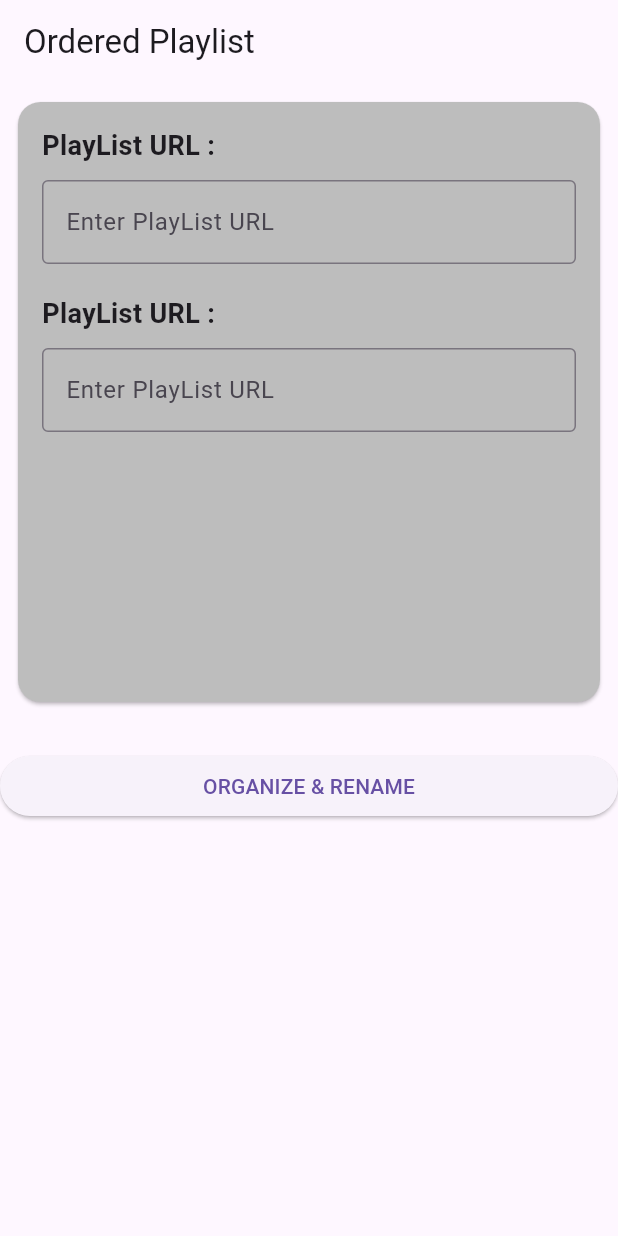
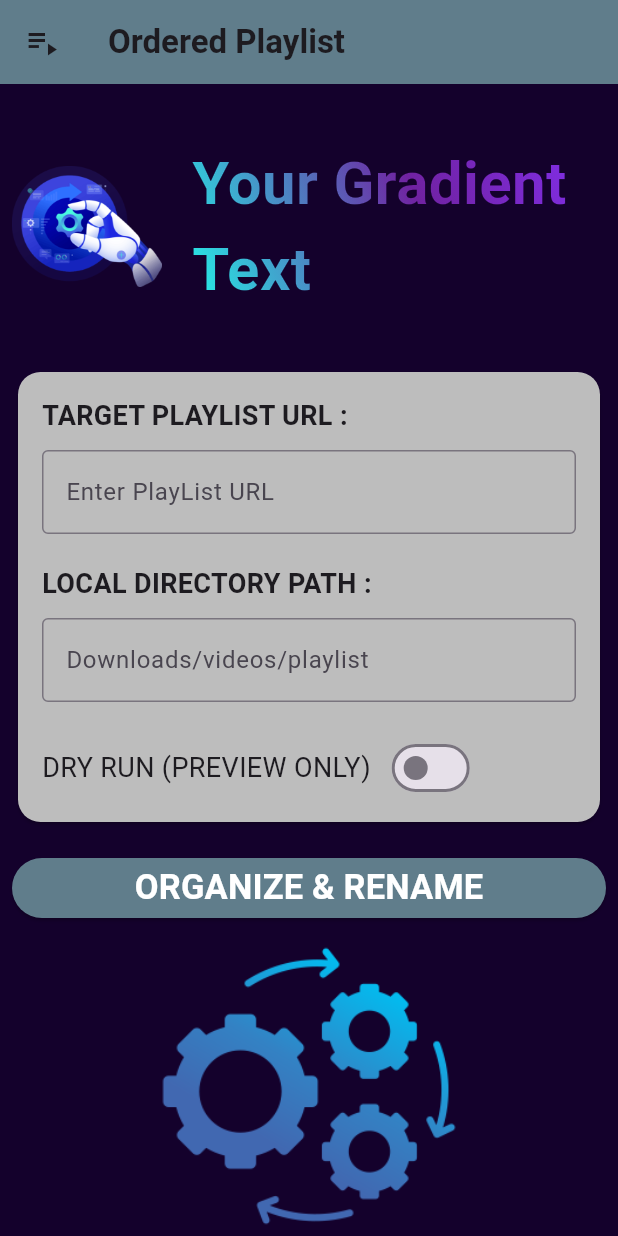
Before and after one commit to its-Me135/PlayOrder.apk, a Flutter app: the screen it shows after launch, on a phone screen of 412 x 824 dp. Run offline on Flutter 3.47's test engine with Material 3 defaults, Android fonts, the phone set to English and light mode, and no system bars; our stand-ins replace device_preview.

Commit message:
styles 1

```diff
--- a/projectapk/front/organized/lib/main.dart
+++ b/projectapk/front/organized/lib/main.dart
@@ -21,10 +21,75 @@
       useInheritedMediaQuery: true,
       locale: DevicePreview.locale(context),
       builder: DevicePreview.appBuilder,
+      theme: ThemeData(
+        // brightness: Brightness.light,
+        scaffoldBackgroundColor: const Color.fromARGB(255, 20, 1, 44),
+      ),
       home: Scaffold(
-        appBar: AppBar(title: Text('Ordered Playlist ')),
+        appBar: AppBar(
+          leading: Icon(Icons.playlist_play),
+          title: Text(
+            'Ordered Playlist ',
+            style: TextStyle(fontSize: 22, fontWeight: FontWeight.bold),
+          ),
+          backgroundColor: Colors.blueGrey,
+        ),
         body: Column(
           children: [
+            Padding(
+              padding: const EdgeInsets.symmetric(
+                vertical: 25.0,
+                horizontal: 8.0,
+              ),
+              child: Container(
+                child: Center(
+                  child: Column(
+                    children: [
+                      SizedBox(height: 10),
+                      Row(
+                        children: [
+                          Image.asset(
+                            'assets/images/logo.png',
+                            width: 100,
+                            height: 120,
+                          ),
+                          SizedBox(width: 20),
+                          Expanded(
+                            child: ShaderMask(
+                              blendMode: BlendMode.srcIn,
+                              shaderCallback: (Rect bounds) {
+                                return LinearGradient(
+                                  begin: Alignment
+                                      .topRight, // Adjust based on 280deg
+                                  end: Alignment.bottomLeft,
+                                  colors: [
+                                    Color(0xFF8430F2), // #8430f2
+                                    Color(0xFF7022A1), // #7022a1
+                                    Color(0xFF24F2E8), // #24f2e8
+                                  ],
+                                  stops: [
+                                    0.0,
+                                    0.44,
+                                    1.0,
+                                  ], // Your percentages: 0%, 44%, 100%
+                                ).createShader(bounds);
+                              },
+                              child: Text(
+                                'Your Gradient Text',
+                                style: TextStyle(
+                                  fontSize: 40,
+                                  fontWeight: FontWeight.bold,
+                                ),
+                              ),
+                            ),
+                          ),
+                        ],
+                      ),
+                    ],
+                  ),
+                ),
+              ),
+            ),
             Center(
               child: Padding(
                 padding: const EdgeInsets.all(8.0),
@@ -35,13 +100,13 @@
                   color: Colors.grey[400],
                   child: Container(
                     padding: const EdgeInsets.all(16.0),
-                    height: 400,
+                    height: 300,
                     child: Column(
                       children: [
                         Align(
                           alignment: Alignment.centerLeft,
                           child: Text(
-                            'PlayList URL :',
+                            'TARGET PLAYLIST URL :',
                             style: TextStyle(
                               fontSize: 18,
                               fontWeight: FontWeight.bold,
@@ -60,7 +125,7 @@
                         Align(
                           alignment: Alignment.centerLeft,
                           child: Text(
-                            'PlayList URL :',
+                            'LOCAL DIRECTORY PATH :',
                             style: TextStyle(
                               fontSize: 18,
                               fontWeight: FontWeight.bold,
@@ -71,25 +136,62 @@
                         TextField(
                           decoration: InputDecoration(
                             border: OutlineInputBorder(),
-                            labelText: 'Enter PlayList URL',
+                            labelText: 'Downloads/videos/playlist',
                           ),
                         ),
 
                         SizedBox(height: 20),
+                        Row(
+                          children: [
+                            Text(
+                              'DRY RUN (PREVIEW ONLY)',
+                              style: TextStyle(fontSize: 18),
+                            ),
+                            SizedBox(width: 10),
+                            Switch(
+                              value: false,
+                              onChanged: (bool value) {
+                                // Handle switch state change
+                              },
+                            ),
+                          ],
+                        ),
                       ],
                     ),
                   ),
                 ),
               ),
             ),
-            SizedBox(height: 20),
-            SizedBox(
-              width: 500,
-              child: ElevatedButton(
-                onPressed: () {
-                  // Handle button press
-                },
-                child: Text('ORGANIZE & RENAME'),
+            //SizedBox(height: 20),
+            Padding(
+              padding: const EdgeInsets.all(8.0),
+              child: SizedBox(
+                width: double.infinity,
+                child: ElevatedButton(
+                  style: ElevatedButton.styleFrom(
+                    backgroundColor: Colors.blueGrey,
+                  ),
+
+                  onPressed: () {
+                    // Handle button press
+                  },
+                  child: Text(
+                    'ORGANIZE & RENAME',
+                    style: TextStyle(
+                      fontSize: 23,
+                      fontWeight: FontWeight.bold,
+                      color: Colors.white,
+                    ),
+                  ),
+                ),
+              ),
+            ),
+
+            Expanded(
+              child: Image.asset(
+                'assets/images/mechanisim.png',
+                width: 200,
+                height: 100,
               ),
             ),
           ],
--- a/projectapk/front/organized/pubspec.yaml
+++ b/projectapk/front/organized/pubspec.yaml
@@ -59,8 +59,8 @@ flutter:
   uses-material-design: true
 
   # To add assets to your application, add an assets section, like this:
-  # assets:
-  #   - images/a_dot_burr.jpeg
+  assets:
+    - assets/images/
   #   - images/a_dot_ham.jpeg
 
   # An image asset can refer to one or more resolution-specific "variants", see
```
Also changed, not shown: projectapk/front/organized/assets/images/logo.png (added), projectapk/front/organized/assets/images/mechanisim.png (added).
